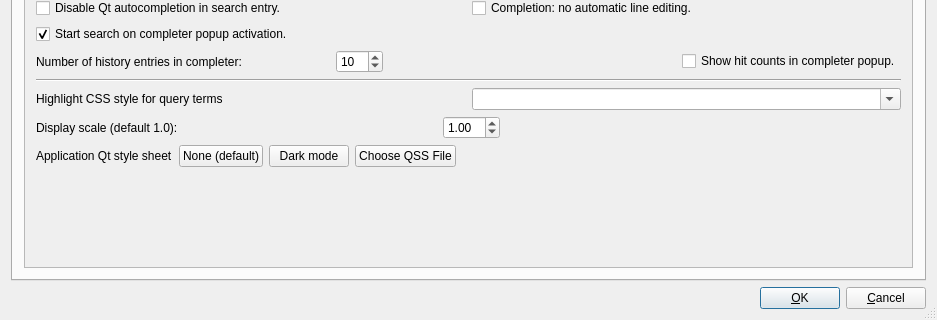
Qt form src/qtgui/uiprefs.ui (alarmz/recoll) before a commit; both pictures show x 0 to 937 and y 430 to 750 of the 937 by 750 pixel window.
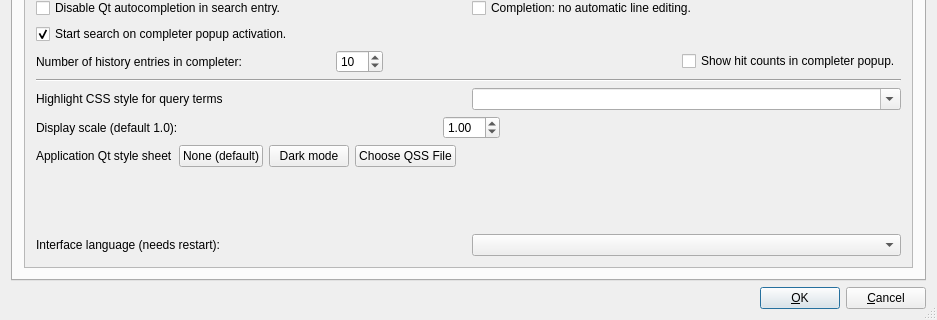
The same form after that commit.

Commit message: GUI: add preference for interface language

Patch:
```diff
--- a/src/qtgui/uiprefs.ui
+++ b/src/qtgui/uiprefs.ui
@@ -694,6 +694,39 @@
              </property>
             </spacer>
            </item>
+           <item>
+            <layout class="QHBoxLayout">
+             <item>
+              <widget class="QLabel" name="uilanguageLBL">
+               <property name="text">
+                <string>Interface language (needs restart):</string>
+               </property>
+               <property name="toolTip">
+                <string>Note: most translations are incomplete. Leave empty to use the system environment.</string>
+               </property>
+               <property name="wordWrap">
+                <bool>false</bool>
+               </property>
+              </widget>
+             </item>
+             <item>
+              <widget class="QComboBox" name="uilanguageCMB">
+               <property name="minimumSize">
+                <size>
+                 <width>10</width>
+                 <height>0</height>
+                </size>
+               </property>
+               <property name="editable">
+                <bool>no</bool>
+               </property>
+               <property name="insertPolicy">
+                <enum>QComboBox::NoInsert</enum>
+               </property>
+              </widget>
+             </item>
+            </layout>
+           </item>
           </layout>
          </widget>
         </widget>
```
The commit also changes 4 other files.
